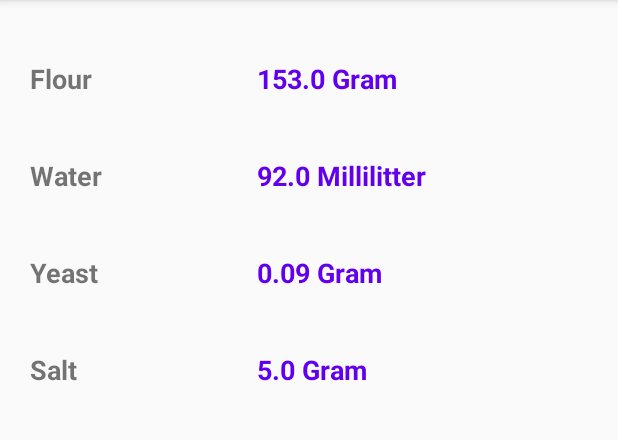
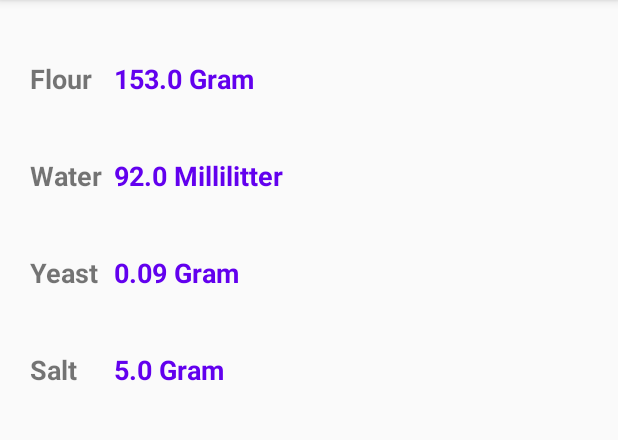
Before and after one commit to C64HexCoder/PizaCalc, an Android app: the CalculateRecepie screen opened directly, with no data from a screen before it, on a phone screen of 412 x 824 dp, the part 84-524 px from its top. Run offline under Robolectric (Android 15) with nearby library versions, the phone set to English and light mode, and no system bars.

```diff
--- a/app/src/main/res/layout/activity_calculate_recepie.xml
+++ b/app/src/main/res/layout/activity_calculate_recepie.xml
@@ -54,7 +54,7 @@
         android:id="@+id/flourEd"
         android:layout_width="wrap_content"
         android:layout_height="wrap_content"
-        android:layout_marginStart="110dp"
+        android:layout_marginStart="10dp"
         android:layout_marginTop="40dp"
         android:clickable="false"
         android:editable="false"
@@ -64,7 +64,7 @@
         android:textColor="@color/design_default_color_primary"
         android:textSize="18sp"
         android:textStyle="bold"
-        app:layout_constraintStart_toEndOf="@+id/textView3"
+        app:layout_constraintStart_toEndOf="@+id/calc_recipt_yeastTV"
         app:layout_constraintTop_toTopOf="parent" />
 
     <TextView
```
Also changed, not shown: app/src/main/assets/about.txt (renamed from app/src/main/res/Assets/about.txt), app/src/main/assets/about_heb.txt (renamed from app/src/main/res/Assets/about_heb.txt).
